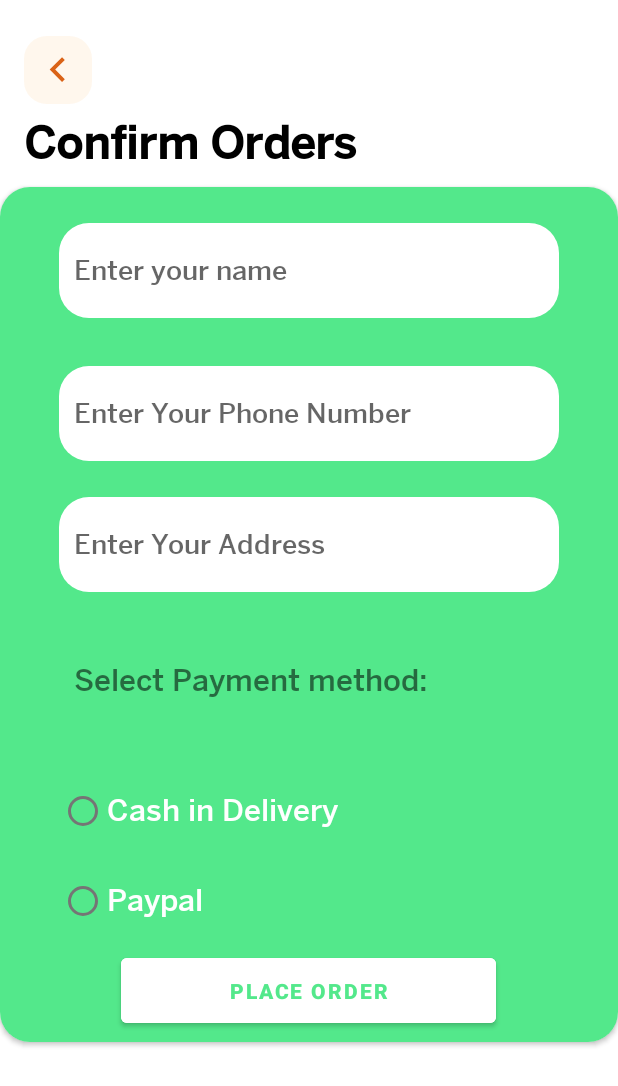
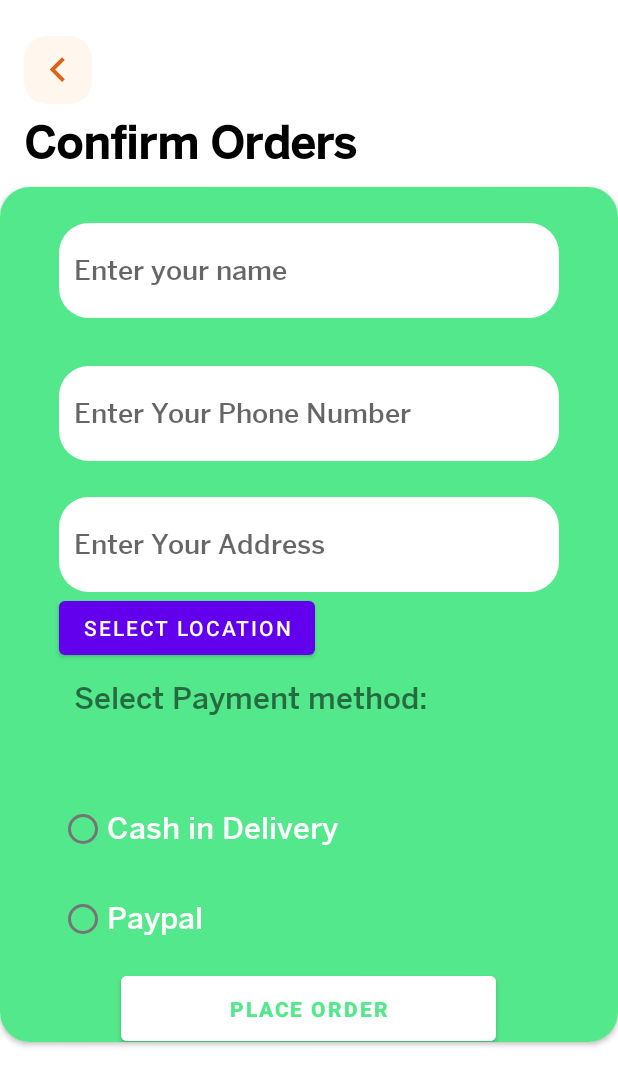
Before and after one commit to TungPho/EcomerceMobileApp, an Android app: the ConfirmOrderActivity screen opened directly, with no data from a screen before it, on a phone screen of 412 x 824 dp. Shown: the top 1086 px of the screen. Run offline under Robolectric (Android 15) with nearby library versions, the phone set to English and light mode, and no system bars; our stand-ins replace Firebase (no records; nobody signed in at launch, a user with empty details on screens opened directly); 3 statements that could not run were skipped.

Commit message:
Update Google Map API

```diff
--- a/app/src/main/java/com/example/ecomerceapp1/activities/ConfirmOrderActivity.java
+++ b/app/src/main/java/com/example/ecomerceapp1/activities/ConfirmOrderActivity.java
@@ -36,7 +36,7 @@ import java.util.List;
 public class ConfirmOrderActivity extends AppCompatActivity {
 
 
-    Button placeOrderButton;
+    Button placeOrderButton, selectLocation;
     EditText clientName, address, phoneNumber;
     ImageView backToCart;
     FirebaseAuth auth;
@@ -58,11 +58,26 @@ public class ConfirmOrderActivity extends AppCompatActivity {
         db = FirebaseFirestore.getInstance();
         database = FirebaseDatabase.getInstance("https://grocery-store-e0d7c-default-rtdb.asia-southeast1.firebasedatabase.app/");
         placeOrderButton = findViewById(R.id.place_order_button);
+        selectLocation = findViewById(R.id.button_select_location);
         backToCart = findViewById(R.id.back_to_cart);
         clientName = findViewById(R.id.confirm_client_name);
         address = findViewById(R.id.confirm_address);
         phoneNumber = findViewById(R.id.confirm_phone_number);
         auth = FirebaseAuth.getInstance();
+
+
+        Intent intent = getIntent();
+        String addressGoogle = intent.getStringExtra("addressGoogle");
+        if(addressGoogle != null){
+            address.setText(addressGoogle);
+        }
+
+        selectLocation.setOnClickListener(new View.OnClickListener() {
+            @Override
+            public void onClick(View v) {
+                startActivity(new Intent(ConfirmOrderActivity.this, GoogleMapActivity.class));
+            }
+        });
 
         database.getReference().child("Users").child(auth.getUid())
                 .addListenerForSingleValueEvent(new ValueEventListener() {
@@ -71,7 +86,9 @@ public class ConfirmOrderActivity extends AppCompatActivity {
                         User currentUser = snapshot.getValue(User.class);
                         cartList = (List<Cart>) getIntent().getSerializableExtra("itemList");
                         clientName.setText(currentUser.getUsername());
-                        address.setText(currentUser.getAddress());
+                        if(addressGoogle == null){
+                            address.setText(currentUser.getAddress());
+                        }
                         phoneNumber.setText(currentUser.getPhoneNumber());
                     }
 
--- a/app/src/main/java/com/example/ecomerceapp1/activities/ViewsAllActivity.java
+++ b/app/src/main/java/com/example/ecomerceapp1/activities/ViewsAllActivity.java
@@ -1,7 +1,9 @@
 package com.example.ecomerceapp1.activities;
 
+import android.content.ContentValues;
 import android.content.Intent;
 import android.os.Bundle;
+import android.provider.UserDictionary;
 import android.view.View;
 import android.widget.Toast;
 
@@ -118,6 +120,5 @@ public class ViewsAllActivity extends AppCompatActivity {
             });
         }
 
-
     }
 }
--- a/app/src/main/res/layout/activity_confirm_order.xml
+++ b/app/src/main/res/layout/activity_confirm_order.xml
@@ -93,11 +93,20 @@
                 app:layout_constraintStart_toStartOf="parent"
                 app:layout_constraintTop_toBottomOf="@+id/confirm_phone_number" />
 
+            <Button
+                android:id="@+id/button_select_location"
+                android:layout_width="wrap_content"
+                android:layout_height="wrap_content"
+                android:text="Select Location"
+                app:layout_constraintEnd_toEndOf="parent"
+                app:layout_constraintHorizontal_bias="0.162"
+                app:layout_constraintStart_toStartOf="parent"
+                app:layout_constraintTop_toBottomOf="@+id/confirm_address" />
+
             <TextView
                 android:id="@+id/textView7"
                 android:layout_width="wrap_content"
                 android:layout_height="wrap_content"
-                android:layout_marginTop="36dp"
                 android:fontFamily="@font/bentonsansmedium"
                 android:padding="10dp"
                 android:text="Select Payment method:"
@@ -105,7 +114,7 @@
                 app:layout_constraintEnd_toEndOf="parent"
                 app:layout_constraintHorizontal_bias="0.253"
                 app:layout_constraintStart_toStartOf="parent"
-                app:layout_constraintTop_toBottomOf="@+id/confirm_address" />
+                app:layout_constraintTop_toBottomOf="@+id/button_select_location" />
 
             <RadioGroup
                 android:id="@+id/radioGroup"
--- a/app/src/main/res/values/strings.xml
+++ b/app/src/main/res/values/strings.xml
@@ -19,4 +19,5 @@
     <string name="my_orders">My Orders</string>
     <string name="my_carts">My Carts</string>
     <string name="description">Lorem Ipsum is simply dummy text of the printing and typesetting industry. Lorem Ipsum has been the industry\'s standard dummy text ever since the 1500s, when an unknown printer took a galley of type and scrambled it to make a type specimen book. It has survived not only five centuries, but also the leap into electronic typesetting, remaining essentially unchanged. It was popularised in the 1960s with the release of Letraset sheets containing Lorem Ipsum passages, and more recently with desktop publishing software like Aldus PageMaker including versions of Lorem Ipsum.</string>
+    <string name="my_app_api_key">AIzaSyDm6w4aJIGdn6dSQ6OxYD5mJcyd6l4vf8s</string>
 </resources>
```
Also changed, not shown: app/build.gradle.kts (+11 -1 lines), app/src/main/AndroidManifest.xml (+14 -7 lines), app/src/main/java/com/example/ecomerceapp1/activities/GoogleMapActivity.java (added, +148 -0 lines), app/src/main/res/layout/activity_google_map.xml (added, +40 -0 lines).
